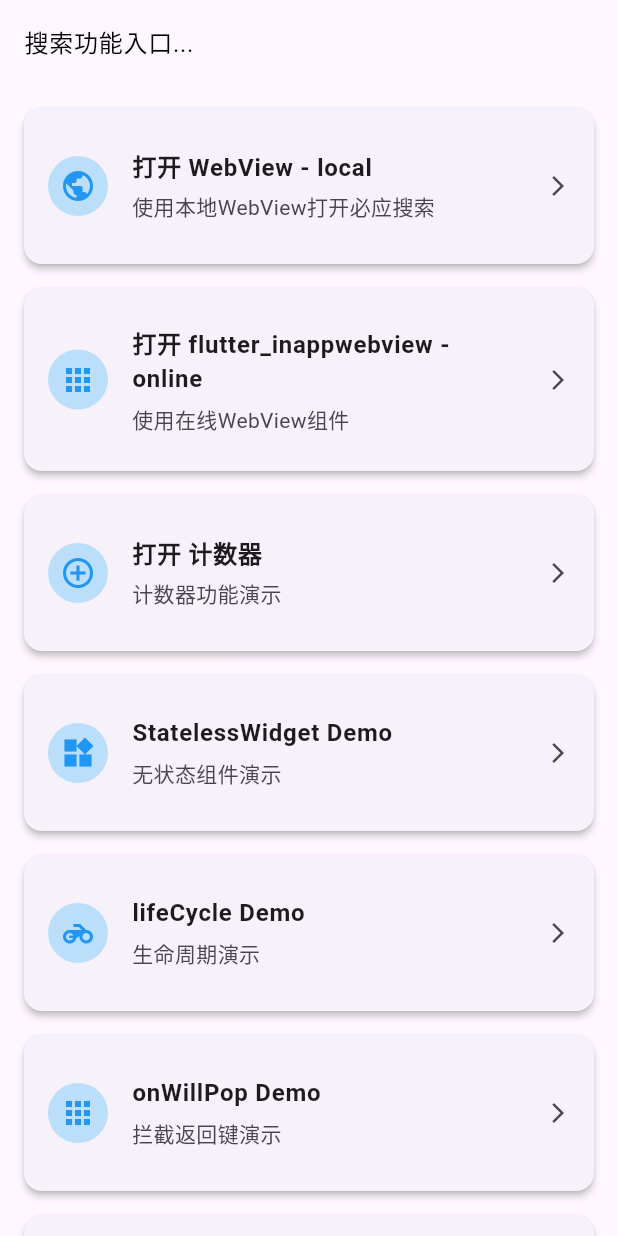
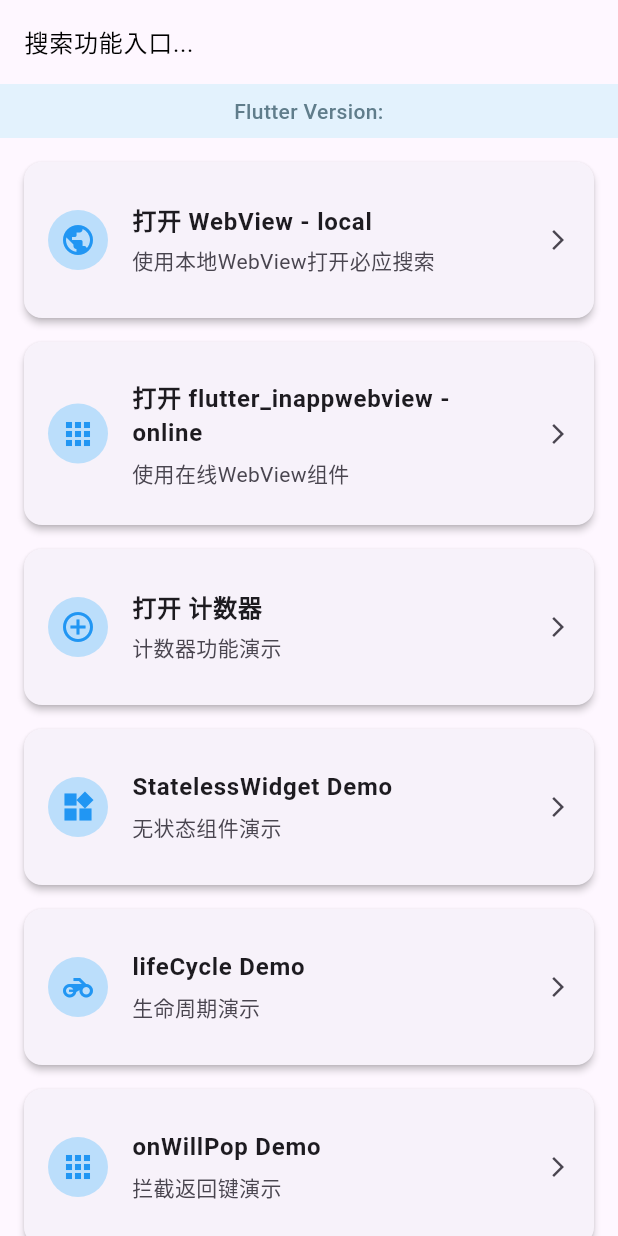
Before and after one commit to haoyuedada/my_app_3_35, a Flutter app: the screen it shows after launch, on a phone screen of 412 x 824 dp. Run offline on Flutter 3.47's test engine with Material 3 defaults, Android fonts, the phone set to English and light mode, and no system bars; our stand-ins replace fluttertoast; missing offline and left inert: flutter_inappwebview.

Commit message:
add show versions

```diff
--- a/lib/main.dart
+++ b/lib/main.dart
@@ -113,7 +113,29 @@ class _HomePageState extends State<HomePage> {
             ),
         ],
       ),
-      body: _buildBody(),
+      body: Column(
+        children: [
+          // 展示 Flutter 版本
+          Container(
+            color: Colors.blue[50],
+            padding: EdgeInsets.all(8.0),
+            width: double.infinity,
+            child: Text(
+              'Flutter Version: ${const String.fromEnvironment('FLUTTER_VERSION')}',
+              style: TextStyle(
+                fontSize: 14,
+                color: Colors.blueGrey,
+                fontWeight: FontWeight.w500,
+              ),
+              textAlign: TextAlign.center,
+            ),
+          ),
+          // 原有内容
+          Expanded(
+            child: _buildBody(),
+          ),
+        ],
+      ),
     );
   }
 
```
